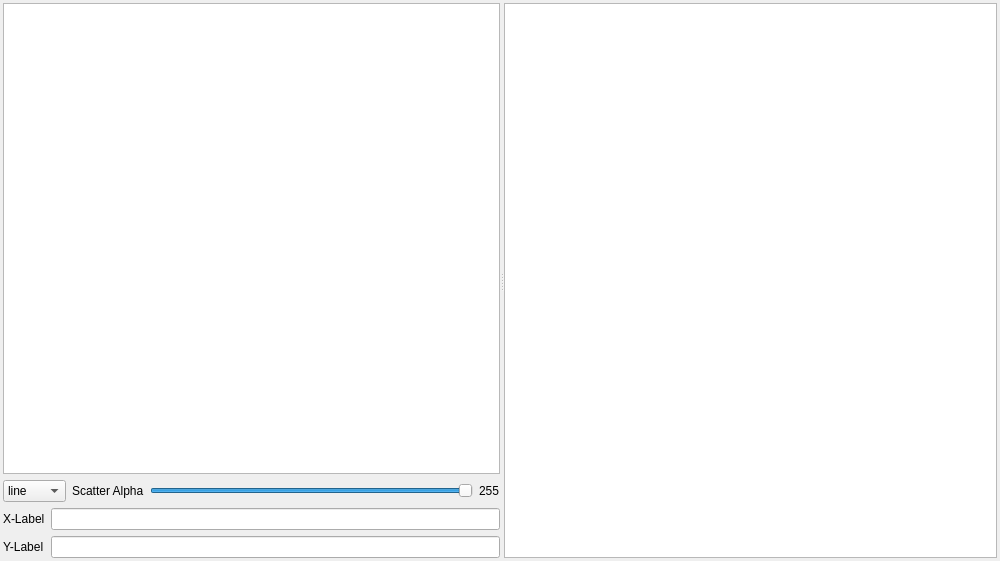
This is dataquick/qt/ui/xyscatter.ui in dvincentwest/radie as Qt 5 draws it before an edit. The edited form follows.
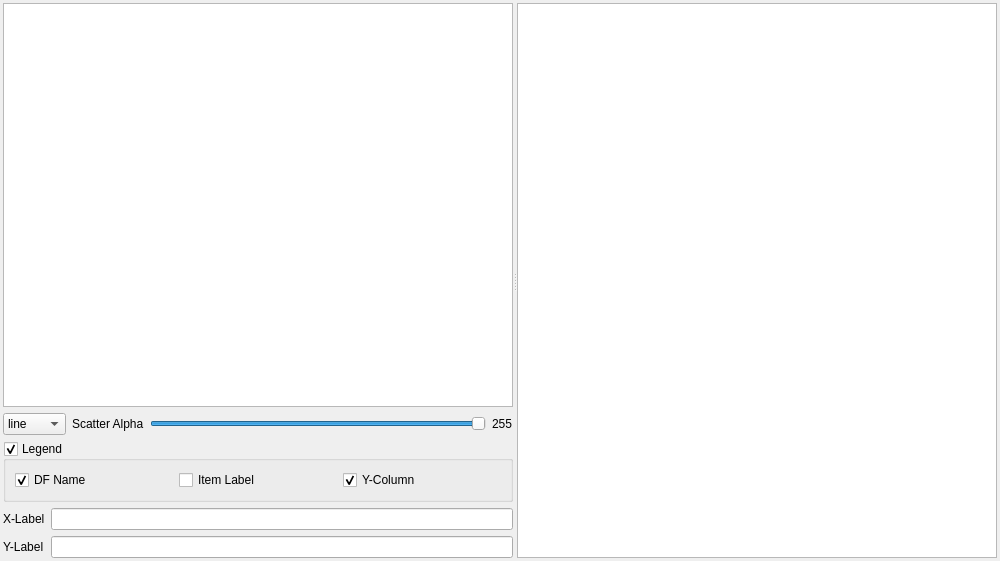
This is the edited form. Custom widgets are drawn as their Qt base class.

Commit message: adding legend options for XYScatter

```diff
--- a/dataquick/qt/ui/xyscatter.ui
+++ b/dataquick/qt/ui/xyscatter.ui
@@ -81,6 +81,48 @@
          </item>
         </layout>
        </item>
+       <item>
+        <widget class="QGroupBox" name="groupBox_Legend">
+         <property name="title">
+          <string>Legend</string>
+         </property>
+         <property name="checkable">
+          <bool>true</bool>
+         </property>
+         <layout class="QHBoxLayout" name="horizontalLayout_2">
+          <item>
+           <widget class="QCheckBox" name="checkBox_legend_dfname">
+            <property name="text">
+             <string>DF Name</string>
+            </property>
+            <property name="checked">
+             <bool>true</bool>
+            </property>
+           </widget>
+          </item>
+          <item>
+           <widget class="QCheckBox" name="checkBox_legend_label">
+            <property name="text">
+             <string>Item Label</string>
+            </property>
+            <property name="checked">
+             <bool>false</bool>
+            </property>
+           </widget>
+          </item>
+          <item>
+           <widget class="QCheckBox" name="checkBox_legend_ycolumn">
+            <property name="text">
+             <string>Y-Column</string>
+            </property>
+            <property name="checked">
+             <bool>true</bool>
+            </property>
+           </widget>
+          </item>
+         </layout>
+        </widget>
+       </item>
        <item>
         <layout class="QFormLayout" name="formLayout_plotOptions">
          <item row="0" column="0">
```
Left out of the diff: 6 changed lines with no effect on the pictures. The commit also changes 3 other files.
